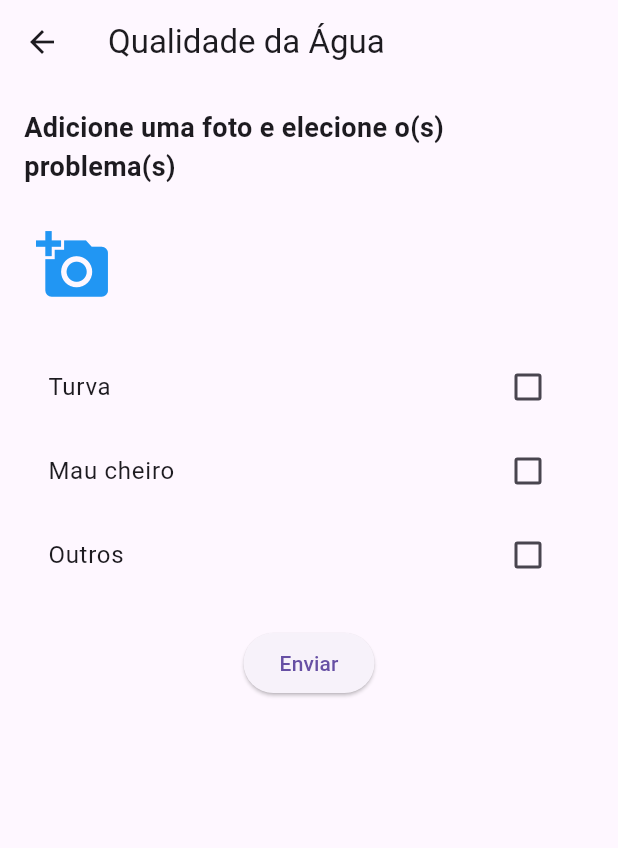
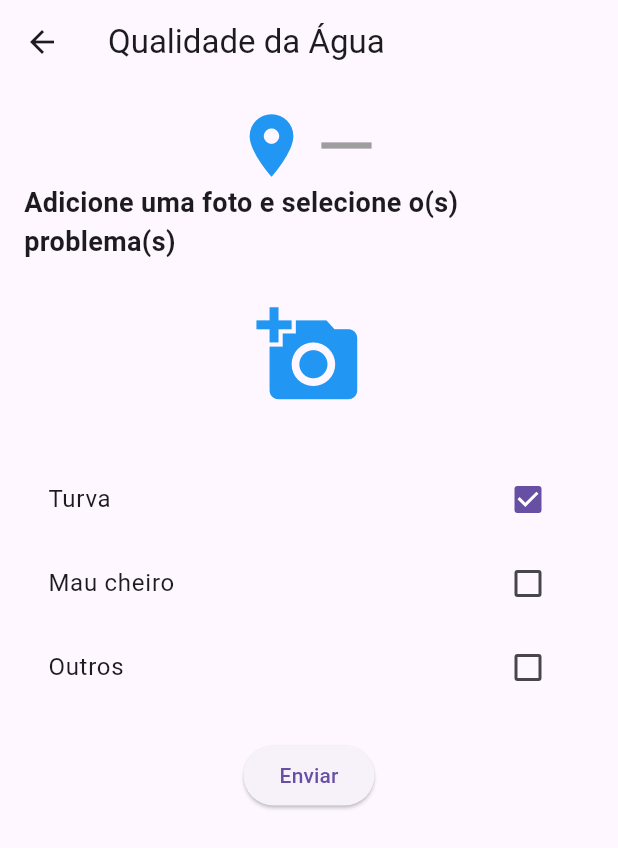
Before and after one commit to Iagolealfa/Aqua-Conecta, a Flutter app: the ReportQualidade screen opened by its route, after a tap on "Turva", on a phone screen of 412 x 824 dp. Shown: the top 848 px of the screen. Run offline on Flutter 3.47's test engine with Material 3 defaults, Android fonts, the phone set to English and light mode, and no system bars; our stand-ins replace cloud_firestore, firebase_auth, firebase_core, geolocator, google_maps_flutter, image_picker; accounts and stored records are empty; generated files the repository leaves out were written again.

Commit message:
fix: checkbox

```diff
--- a/aqua_conecta/lib/views/report_qualidade.dart
+++ b/aqua_conecta/lib/views/report_qualidade.dart
@@ -1,6 +1,16 @@
 import 'package:flutter/material.dart';
 
-class ReportQualidade extends StatelessWidget {
+class ReportQualidade extends StatefulWidget {
+  @override
+  _ReportQualidade createState() => _ReportQualidade();
+}
+
+class _ReportQualidade extends State<ReportQualidade> {
+  // Variáveis para manter o estado dos checkboxes
+  bool isTurvaSelected = false;
+  bool isMauCheiroSelected = false;
+  bool isOutrosSelected = false;
+
   @override
   Widget build(BuildContext context) {
     return Scaffold(
@@ -12,32 +22,55 @@ class ReportQualidade extends StatelessWidget {
         child: Column(
           crossAxisAlignment: CrossAxisAlignment.start,
           children: [
+            Row(
+              mainAxisAlignment: MainAxisAlignment.center,
+              children: [
+                Icon(Icons.location_on, size: 50, color: Colors.blue),
+                Icon(Icons.horizontal_rule, size: 50, color: Colors.grey),
+              ],
+            ),
             Text(
-              'Adicione uma foto e elecione o(s) problema(s)',
+              'Adicione uma foto e selecione o(s) problema(s)',
               style: TextStyle(fontSize: 18, fontWeight: FontWeight.bold),
             ),
             SizedBox(height: 20),
-            IconButton(
-              icon: Icon(Icons.add_a_photo, size: 50, color: Colors.blue),
+
+            Center(
+              child: IconButton(
+              icon: Icon(Icons.add_a_photo, size: 70, color: Colors.blue),
               onPressed: () {
                 // Lógica para adicionar foto
               },
             ),
-            SizedBox(height: 20),
+            ),
+
+            SizedBox(height: 25),
             CheckboxListTile(
               title: Text('Turva'),
-              value: false,
-              onChanged: (bool? value) {},
+              value: isTurvaSelected,
+              onChanged: (bool? value) {
+                setState(() {
+                  isTurvaSelected = value ?? false;
+                });
+              },
             ),
             CheckboxListTile(
               title: Text('Mau cheiro'),
-              value: false,
-              onChanged: (bool? value) {},
+              value: isMauCheiroSelected,
+              onChanged: (bool? value) {
+                setState(() {
+                  isMauCheiroSelected = value ?? false;
+                });
+              },
             ),
             CheckboxListTile(
               title: Text('Outros'),
-              value: false,
-              onChanged: (bool? value) {},
+              value: isOutrosSelected,
+              onChanged: (bool? value) {
+                setState(() {
+                  isOutrosSelected = value ?? false;
+                });
+              },
             ),
             SizedBox(height: 20),
             Center(
```
